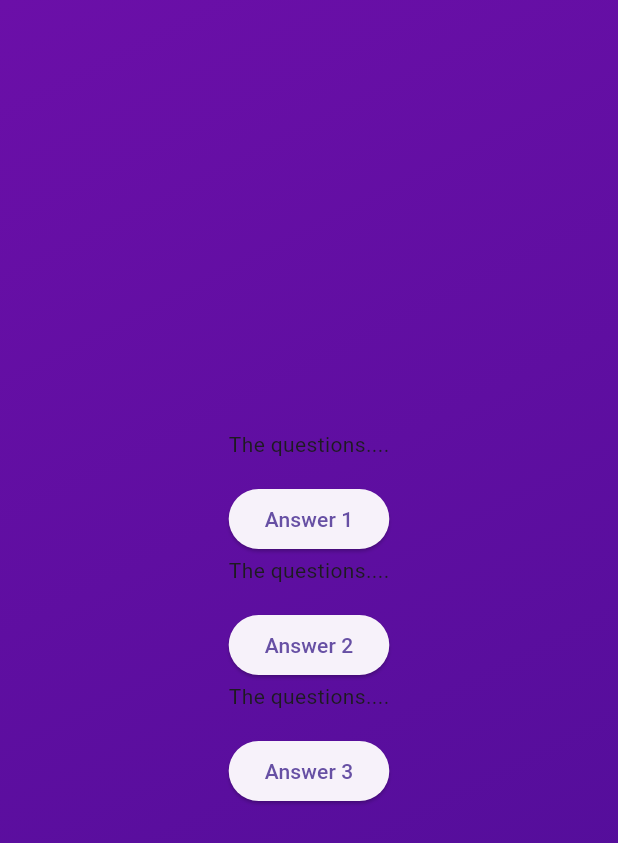
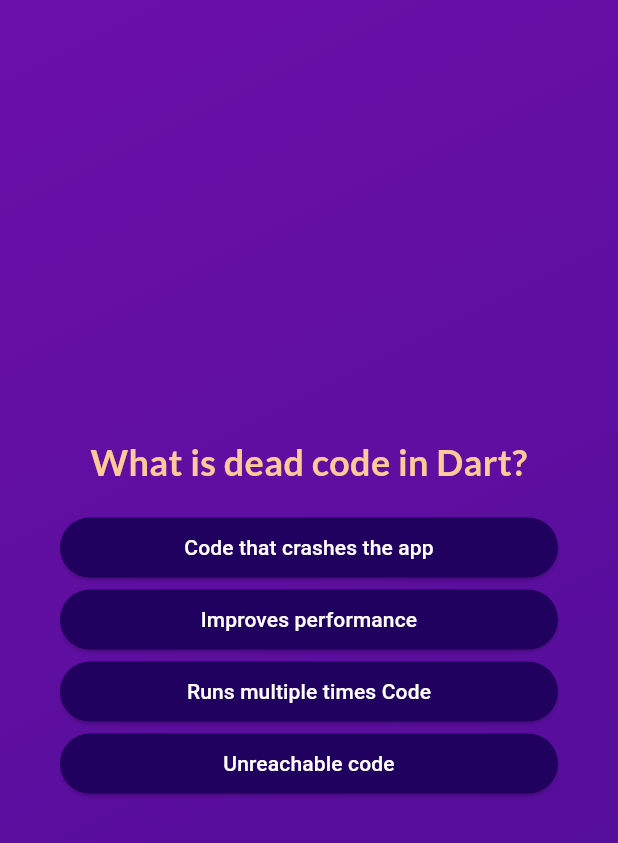
Before and after one commit to SwamHtet98/adv_basics, a Flutter app: the screen it shows after launch, after a tap on "Start Quiz", on a phone screen of 412 x 824 dp. Shown: the top 843 px of the screen. Run offline on Flutter 3.47's test engine with Material 3 defaults, Android fonts, the phone set to English and light mode, and no system bars; our stand-ins replace google_fonts.

Commit message:
font configured

```diff
--- /dev/null
+++ b/lib/answer_button.dart
@@ -0,0 +1,23 @@
+import 'package:flutter/material.dart';
+
+class AnswerButton extends StatelessWidget {
+  const AnswerButton(
+      {super.key, required this.answerText, required this.onTap});
+
+  final String answerText;
+  final void Function() onTap;
+
+  @override
+  Widget build(BuildContext context) {
+    return ElevatedButton(
+      onPressed: onTap,
+      style: ElevatedButton.styleFrom(
+          padding: const EdgeInsets.symmetric(vertical: 10, horizontal: 40),
+          backgroundColor: const Color.fromARGB(255, 33, 1, 95),
+          foregroundColor: Colors.white,
+          shape:
+              RoundedRectangleBorder(borderRadius: BorderRadius.circular(40))),
+      child: Text(answerText, textAlign: TextAlign.center),
+    );
+  }
+}
--- a/lib/data/questions.dart
+++ b/lib/data/questions.dart
@@ -27,14 +27,6 @@ import 'package:adv_basics/models/quiz_questions.dart';
   ]),
     QuizQuestions(
     'Why does Flutter use AOT? ( ahead-of-time compilation )?'
-  ,[
-    'Unreachable code',
-    'Code that crashes the app',
-    'Runs multiple times Code',
-    'Improves performance'
-  ]),
-    QuizQuestions(
-    'What is dead code in Dart?'
   ,[
     'Optimizes speed & runtime',
     'Supports dynamic execution',
--- a/lib/home_screen.dart
+++ b/lib/home_screen.dart
@@ -1,10 +1,9 @@
 import 'package:flutter/material.dart';
+import 'package:google_fonts/google_fonts.dart';
 
 class HomeScreen extends StatelessWidget {
   const HomeScreen(this.startQuiz, {super.key});
   final void Function() startQuiz;
-
-
 
   @override
   Widget build(BuildContext context) {
@@ -20,12 +19,12 @@ class HomeScreen extends StatelessWidget {
         const SizedBox(
           height: 80,
         ),
-        const Text(
+        Text(
           'Learn flutter in the fun way!!',
-          style: TextStyle(
-            color: Color.fromARGB(255, 237, 223, 252),
-            fontSize: 24,
-          ),
+          style: GoogleFonts.lato(
+              color: const Color.fromARGB(255, 237, 223, 252),
+              fontSize: 24,
+              fontWeight: FontWeight.bold),
         ),
         const SizedBox(
           height: 30,
--- a/lib/models/quiz_questions.dart
+++ b/lib/models/quiz_questions.dart
@@ -3,4 +3,10 @@ class QuizQuestions {
 
   final String text;
   final List<String> answers;
+
+  List<String> getShuffledAnswers(){
+   final shuffledList =  List.of(answers);
+    shuffledList.shuffle();
+    return shuffledList;
+  }
 }
--- a/lib/questions_screen.dart
+++ b/lib/questions_screen.dart
@@ -1,4 +1,8 @@
+import 'package:adv_basics/answer_button.dart';
 import 'package:flutter/material.dart';
+import 'package:adv_basics/data/questions.dart';
+import 'package:flutter/widgets.dart';
+import 'package:google_fonts/google_fonts.dart';
 
 class QuestionsScreen extends StatefulWidget {
   const QuestionsScreen({super.key});
@@ -10,23 +14,39 @@ class QuestionsScreen extends StatefulWidget {
 }
 
 class _QuestionsScreenState extends State<QuestionsScreen> {
+  var currentQuestionIndex = 0;
+  void answerQuestion() {
+    setState(() {
+      currentQuestionIndex++;
+    });
+  }
+
   @override
   Widget build(context) {
+    final currentQuestion = questions[currentQuestionIndex];
+
     return SizedBox(
       width: double.infinity,
-      child: Column(
-        mainAxisAlignment: MainAxisAlignment.center,
-        children: [
-          const Text('The questions....'),
-          const SizedBox(height: 16),
-          ElevatedButton(onPressed: () {}, child: const Text('Answer 1')),
-          const Text('The questions....'),
-          const SizedBox(height: 16),
-          ElevatedButton(onPressed: () {}, child: const Text('Answer 2')),
-          const Text('The questions....'),
-          const SizedBox(height: 16),
-          ElevatedButton(onPressed: () {}, child: const Text('Answer 3')),
-        ],
+      child: Container(
+        margin: const EdgeInsets.all(40),
+        child: Column(
+          crossAxisAlignment: CrossAxisAlignment.stretch,
+          mainAxisAlignment: MainAxisAlignment.center,
+          children: [
+            Text(
+              currentQuestion.text,
+              style: GoogleFonts.lato(
+                  color: const Color.fromRGBO(255, 201, 153, 251),
+                  fontSize: 24,
+                  fontWeight: FontWeight.bold),
+              textAlign: TextAlign.center,
+            ),
+            const SizedBox(height: 16),
+            ...currentQuestion.getShuffledAnswers().map((answer) {
+              return AnswerButton(answerText: answer, onTap: answerQuestion);
+            }),
+          ],
+        ),
       ),
     );
   }
--- a/pubspec.yaml
+++ b/pubspec.yaml
@@ -35,6 +35,7 @@ dependencies:
   # The following adds the Cupertino Icons font to your application.
   # Use with the CupertinoIcons class for iOS style icons.
   cupertino_icons: ^1.0.6
+  google_fonts: ^6.2.1
 
 dev_dependencies:
   flutter_test:
```
Also changed, not shown: pubspec.lock, 7 other files.
